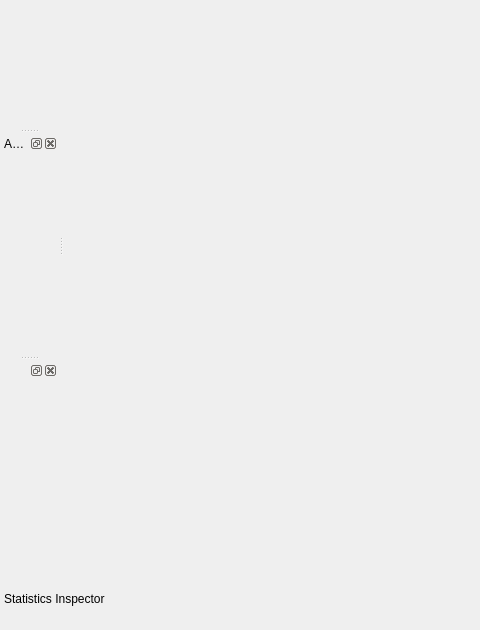
ghost-kit/archive, file applications/SwFT/myMainWindow.ui: the form before one commit; both pictures show x 0 to 480 and y 113 to 743 of the 1116 by 743 pixel window.
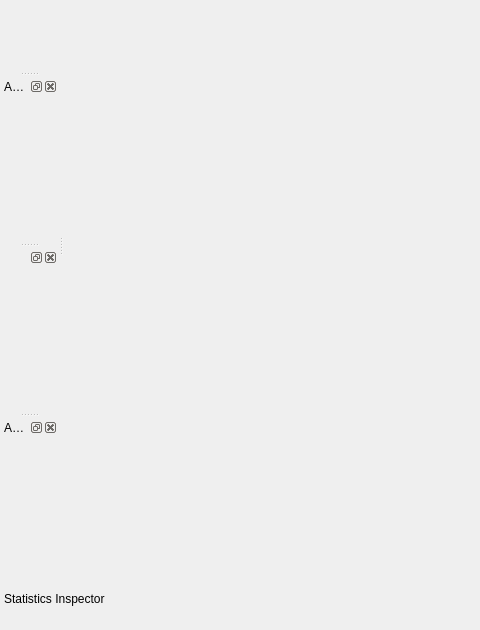
The form after the commit. Custom widgets are drawn as their Qt base class.

Patch:
```diff
--- a/applications/SwFT/myMainWindow.ui
+++ b/applications/SwFT/myMainWindow.ui
@@ -115,6 +115,15 @@
    </attribute>
    <widget class="pqObjectInspectorWidget" name="proxyTabWidget"/>
   </widget>
+  <widget class="QDockWidget" name="dockWidget">
+   <property name="windowTitle">
+    <string>Analysis Tools</string>
+   </property>
+   <attribute name="dockWidgetArea">
+    <number>1</number>
+   </attribute>
+   <widget class="swftAnalysisToolsWidget" name="mainTools"/>
+  </widget>
  </widget>
  <customwidgets>
   <customwidget>
@@ -164,6 +173,12 @@
    <header>swftSimplePipelineViewer.h</header>
    <container>1</container>
   </customwidget>
+  <customwidget>
+   <class>swftAnalysisToolsWidget</class>
+   <extends>QWidget</extends>
+   <header>swftAnalysisToolsWidget.h</header>
+   <container>1</container>
+  </customwidget>
  </customwidgets>
  <resources/>
  <connections/>
```
